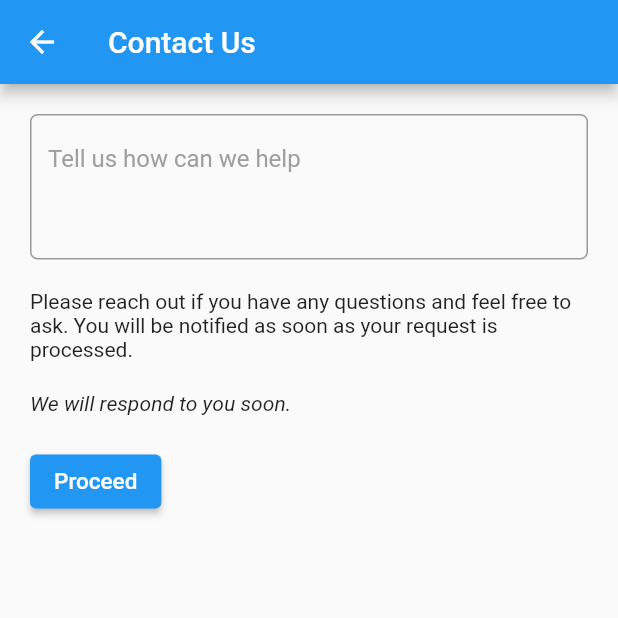
After one commit to Pcsoft621/CourierDeliveryApplication, a Flutter app: the Sendmail screen opened by its route, on a phone screen of 412 x 824 dp, the top half of it. The commit adds this screen. Run offline on Flutter 3.47's test engine with Material 2 defaults, Android fonts, the phone set to English and light mode, and no system bars; our stand-ins replace carousel_slider, cloud_firestore, firebase_auth, firebase_core, firebase_database, firebase_storage and 2 more; accounts and stored records are empty; network calls fail.

Commit message:
Before_Diwali

```diff
--- a/lib/main.dart
+++ b/lib/main.dart
@@ -3,14 +3,16 @@ import 'package:easy_go/screens/auth/company_details.dart';
 import 'package:easy_go/screens/auth/otp_verify.dart';
 import 'package:easy_go/screens/auth/sign_in.dart';
 import 'package:easy_go/screens/auth/sign_up.dart';
+import 'package:easy_go/screens/common/contact_us.dart';
 import 'package:easy_go/screens/common/splash_screen.dart';
 import 'package:easy_go/screens/home/home_screen.dart';
-import 'package:easy_go/screens/location/chooseLocation_screen.dart';
+//import 'package:easy_go/screens/location/chooseLocation_screen.dart';
 import 'package:easy_go/screens/transporter/student_details_screen.dart';
 import 'package:easy_go/util/routes.dart';
 import 'package:firebase_auth/firebase_auth.dart';
 import 'package:firebase_core/firebase_core.dart';
 import 'package:flutter/material.dart';
+import 'package:easy_go/screens/common/contact_us.dart';
 
 void main() async {
   WidgetsFlutterBinding.ensureInitialized();
@@ -38,8 +40,9 @@ class MyApp extends StatelessWidget {
         AppRoutes.OTP_VERIFY: (context) => const OtpVerifyScreen(),
         AppRoutes.COMPANY_DETAILS: (context) => const CompanyDetails(),
         AppRoutes.HOME_SCREEN: (context) => const HomeScreen(),
-        AppRoutes.CHOOSELOCATION:((context) => const ChooseLocation()),
+        //AppRoutes.CHOOSELOCATION:((context) => const ChooseLocation()),
         AppRoutes.STUSENT_DETAILS:(context) => const Student_Details_Screen(),
+        AppRoutes.CONTACT_US_EMAIL:(context) => const Sendmail(),
       },
     );
   }
--- /dev/null
+++ b/lib/screens/common/contact_us.dart
@@ -0,0 +1,69 @@
+
+import 'package:flutter/material.dart';
+import 'package:url_launcher/url_launcher.dart';
+
+//import 'package:flutter_email_sender/flutter_email_sender.dart';
+class Sendmail extends StatefulWidget {
+  const Sendmail({ Key? key }) : super(key: key);
+
+  @override
+  State<Sendmail> createState() => _SendmailState();
+}
+
+class _SendmailState extends State<Sendmail> {
+  final mailbody=TextEditingController();
+  @override
+  Widget build(BuildContext context) {
+    return Scaffold(
+      appBar: AppBar(title:const Text('Contact Us'),),
+      body:  Container(
+      padding: const EdgeInsets.all(20),
+       child: Column(
+          mainAxisAlignment: MainAxisAlignment.start,
+          crossAxisAlignment: CrossAxisAlignment.start,
+          children: <Widget>[
+            TextFormField(
+                controller: mailbody,
+                minLines: 3,
+                maxLines: 5,
+                keyboardType: TextInputType.multiline,
+                decoration: const InputDecoration(
+                  hintText: 'Tell us how can we help',
+                  hintStyle: TextStyle(
+                    color: Colors.grey,
+                  ),
+                  border: OutlineInputBorder(
+                    borderRadius: BorderRadius.all(Radius.circular(5)),
+                  )
+                ),
+              ),
+            const SizedBox(height:20.0),
+            const Text(
+                'Please reach out if you have any questions and feel free to ask. You will be notified as soon as your request is processed.',
+
+                 ),
+            const SizedBox(height:20.0),
+            const Text(
+                'We will respond to you soon.',
+                style: TextStyle(fontStyle: FontStyle. italic),
+                 ),
+
+            const SizedBox(height:20.0),
+            ElevatedButton(
+                onPressed: () {
+                  launch('mailto:patilmrunalini7156@gmail.com,chavanshamal0305@gmail.com?subject=Test app&body=${Uri.encodeFull(mailbody.text)}');
+                },
+                child: const Text(
+                'Proceed',
+                style: TextStyle(fontSize: 15),
+                 ),
+              ),
+
+
+
+          ],
+       ),
+      ),
+    );
+  }
+}
--- a/lib/screens/transporter/track_transporter_curr_trans.dart
+++ b/lib/screens/transporter/track_transporter_curr_trans.dart
@@ -13,6 +13,7 @@ class _Current_tran_TransporterState extends State<Current_tran_Transporter> {
   @override
   Widget build(BuildContext context) {
     return Scaffold(
+      appBar: AppBar(title: Text('My Current Transaction'),),
       body:  Container(
       padding: const EdgeInsets.all(20),
        child: Column(
--- a/lib/util/routes.dart
+++ b/lib/util/routes.dart
@@ -8,4 +8,5 @@ class AppRoutes {
   static const String CONSUMER_DETAILS = "/consumer-details";
   static const String CHOOSELOCATION = "/choose-location";
   static const String STUSENT_DETAILS = "/student-details";
+  static const String CONTACT_US_EMAIL = "/contact-us-email";
 }
--- a/pubspec.yaml
+++ b/pubspec.yaml
@@ -43,8 +43,13 @@ dependencies:
   geolocator: ^9.0.1
   carousel_slider: ^4.1.1
   firebase_database: ^9.0.20
+  url_launcher: ^6.1.6
+  flutter_email_sender: ^5.0.2
+
 
   awesome_snackbar_content: ^0.0.8
+  firebase_messaging: ^10.0.1
+
 
 dev_dependencies:
   flutter_lints: ^2.0.0
```
Also changed, not shown: lib/screens/common/help.dart (+12 -4 lines), lib/screens/consumer/post_courier_screen.dart (+96 -81 lines), lib/screens/consumer/reciversList_Screen.dart (+12 -4 lines), lib/screens/home/home_screen.dart (+7 -9 lines), lib/screens/location/chooseLocation_screen.dart (deleted, +0 -116 lines), lib/storage/Storage.dart (added, +11 -0 lines), pubspec.lock, 1 other file.
